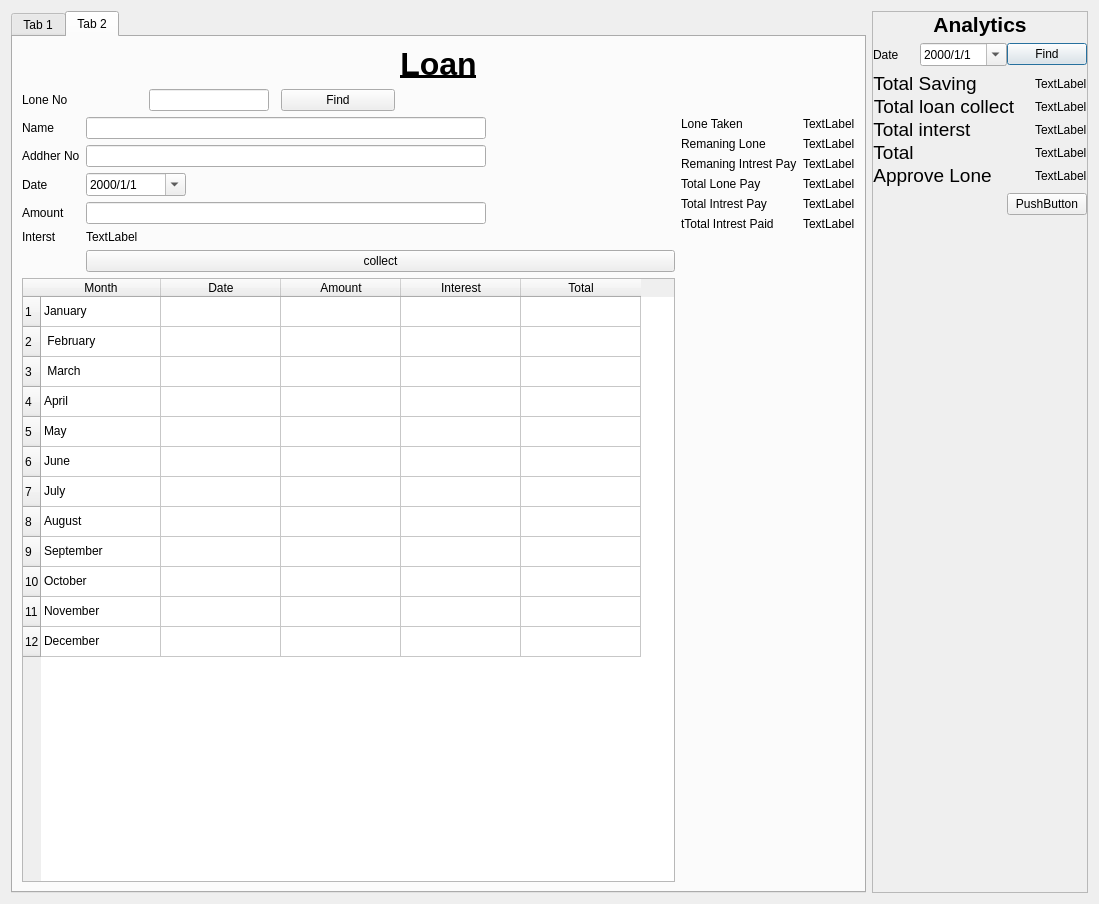
First picture: the form in savingLone.ui, repository nachiket624/GTFC-Desktop-Application, before the edit.
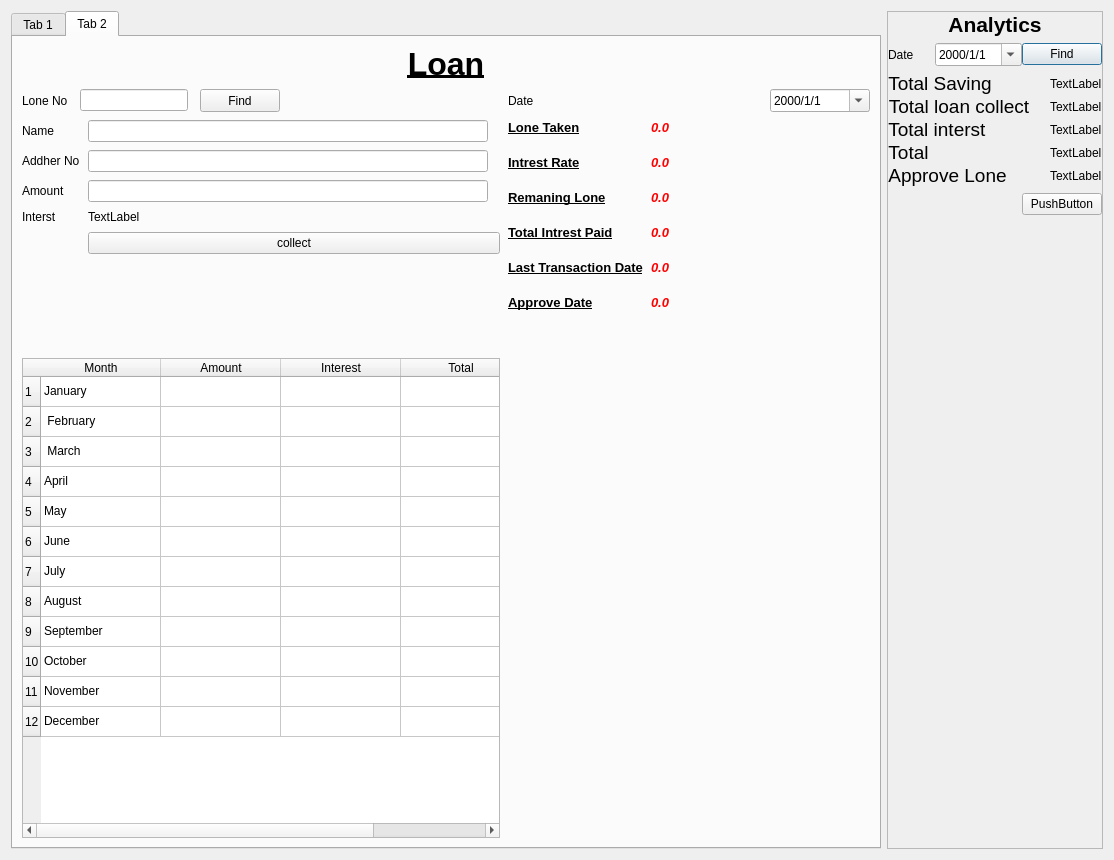
Second picture: the form after the edit. The open tabs and pages were chosen to show the change.

Commit message: Added Invoice printing feature to lone collection

```diff
--- a/savingLone.ui
+++ b/savingLone.ui
@@ -6,8 +6,8 @@
    <rect>
     <x>0</x>
     <y>0</y>
-    <width>1099</width>
-    <height>904</height>
+    <width>1114</width>
+    <height>860</height>
    </rect>
   </property>
   <property name="windowTitle">
@@ -457,13 +457,16 @@
          </item>
          <item row="1" column="0">
           <layout class="QGridLayout" name="gridLayout_9">
+           <property name="spacing">
+            <number>8</number>
+           </property>
            <item row="0" column="0">
             <layout class="QHBoxLayout" name="horizontalLayout_6">
              <property name="spacing">
               <number>12</number>
              </property>
              <property name="rightMargin">
-              <number>280</number>
+              <number>220</number>
              </property>
              <item>
               <widget class="QLabel" name="label_38">
@@ -496,12 +499,156 @@
                <property name="text">
                 <string>Find</string>
                </property>
+               <property name="checkable">
+                <bool>false</bool>
+               </property>
+               <property name="default">
+                <bool>true</bool>
+               </property>
+               <property name="flat">
+                <bool>false</bool>
+               </property>
               </widget>
              </item>
             </layout>
            </item>
+           <item row="1" column="1">
+            <layout class="QGridLayout" name="gridLayout_12">
+             <item row="0" column="0">
+              <layout class="QFormLayout" name="formLayout_8">
+               <property name="verticalSpacing">
+                <number>20</number>
+               </property>
+               <item row="0" column="0">
+                <widget class="QLabel" name="label_22">
+                 <property name="text">
+                  <string>&lt;html&gt;&lt;head/&gt;&lt;body&gt;&lt;p&gt;&lt;span style=&quot; font-size:10pt; font-weight:600; text-decoration: underline; color:#000000;&quot;&gt;Lone Taken&lt;/span&gt;&lt;/p&gt;&lt;/body&gt;&lt;/html&gt;</string>
+                 </property>
+                </widget>
+               </item>
+               <item row="0" column="1">
+                <widget class="QLabel" name="label_49">
+                 <property name="styleSheet">
+                  <string notr="true">font: 75 10pt &quot;MS Shell Dlg 2&quot;;
+color:rgb(255, 90, 35)</string>
+                 </property>
+                 <property name="text">
+                  <string>&lt;html&gt;&lt;head/&gt;&lt;body&gt;&lt;p&gt;&lt;span style=&quot; font-size:10pt; font-weight:600; font-style:italic; color:#ff0000;&quot;&gt;0.0&lt;/span&gt;&lt;/p&gt;&lt;/body&gt;&lt;/html&gt;</string>
+                 </property>
+                </widget>
+               </item>
+               <item row="1" column="0">
+                <widget class="QLabel" name="label_23">
+                 <property name="text">
+                  <string>&lt;html&gt;&lt;head/&gt;&lt;body&gt;&lt;p&gt;&lt;span style=&quot; font-size:10pt; font-weight:600; text-decoration: underline; color:#000000;&quot;&gt;Intrest Rate&lt;/span&gt;&lt;/p&gt;&lt;/body&gt;&lt;/html&gt;</string>
+                 </property>
+                </widget>
+               </item>
+               <item row="2" column="0">
+                <widget class="QLabel" name="label_44">
+                 <property name="text">
+                  <string>&lt;html&gt;&lt;head/&gt;&lt;body&gt;&lt;p&gt;&lt;span style=&quot; font-size:10pt; font-weight:600; text-decoration: underline;&quot;&gt;Remaning Lone&lt;/span&gt;&lt;/p&gt;&lt;/body&gt;&lt;/html&gt;</string>
+                 </property>
+                </widget>
+               </item>
+               <item row="2" column="1">
+                <widget class="QLabel" name="label_50">
+                 <property name="styleSheet">
+                  <string notr="true">font: 75 10pt &quot;MS Shell Dlg 2&quot;;
+color:rgb(255, 90, 35)</string>
+                 </property>
+                 <property name="text">
+                  <string>&lt;html&gt;&lt;head/&gt;&lt;body&gt;&lt;p&gt;&lt;span style=&quot; font-size:10pt; font-weight:600; font-style:italic; color:#ff0000;&quot;&gt;0.0&lt;/span&gt;&lt;/p&gt;&lt;/body&gt;&lt;/html&gt;</string>
+                 </property>
+                </widget>
+               </item>
+               <item row="3" column="0">
+                <widget class="QLabel" name="label_48">
+                 <property name="text">
+                  <string>&lt;html&gt;&lt;head/&gt;&lt;body&gt;&lt;p&gt;&lt;span style=&quot; font-size:10pt; font-weight:600; text-decoration: underline;&quot;&gt;Total Intrest Paid&lt;/span&gt;&lt;/p&gt;&lt;/body&gt;&lt;/html&gt;</string>
+                 </property>
+                </widget>
+               </item>
+               <item row="3" column="1">
+                <widget class="QLabel" name="label_54">
+                 <property name="styleSheet">
+                  <string notr="true">font: 75 10pt &quot;MS Shell Dlg 2&quot;;
+color:rgb(255, 90, 35)</string>
+                 </property>
+                 <property name="text">
+                  <string>&lt;html&gt;&lt;head/&gt;&lt;body&gt;&lt;p&gt;&lt;span style=&quot; font-size:10pt; font-weight:600; font-style:italic; color:#ff0000;&quot;&gt;0.0&lt;/span&gt;&lt;/p&gt;&lt;/body&gt;&lt;/html&gt;</string>
+                 </property>
+                </widget>
+               </item>
+               <item row="4" column="0">
+                <widget class="QLabel" name="label_51">
+                 <property name="text">
+                  <string>&lt;html&gt;&lt;head/&gt;&lt;body&gt;&lt;p&gt;&lt;span style=&quot; font-size:10pt; font-weight:600; text-decoration: underline;&quot;&gt;Last Transaction Date&lt;/span&gt;&lt;/p&gt;&lt;/body&gt;&lt;/html&gt;</string>
+                 </property>
+                </widget>
+               </item>
+               <item row="4" column="1">
+                <widget class="QLabel" name="label_56">
+                 <property name="styleSheet">
+                  <string notr="true">font: 75 10pt &quot;MS Shell Dlg 2&quot;;
+color:rgb(255, 90, 35)</string>
+                 </property>
+                 <property name="text">
+                  <string>&lt;html&gt;&lt;head/&gt;&lt;body&gt;&lt;p&gt;&lt;span style=&quot; font-size:10pt; font-weight:600; font-style:italic; color:#ff0000;&quot;&gt;0.0&lt;/span&gt;&lt;/p&gt;&lt;/body&gt;&lt;/html&gt;</string>
+                 </property>
+                </widget>
+               </item>
+               <item row="5" column="0">
+                <widget class="QLabel" name="label_52">
+                 <property name="text">
+                  <string>&lt;html&gt;&lt;head/&gt;&lt;body&gt;&lt;p&gt;&lt;span style=&quot; font-size:10pt; font-weight:600; text-decoration: underline;&quot;&gt;Approve Date&lt;/span&gt;&lt;/p&gt;&lt;/body&gt;&lt;/html&gt;</string>
+                 </property>
+                </widget>
+               </item>
+               <item row="5" column="1">
+                <widget class="QLabel" name="label_57">
+                 <property name="styleSheet">
+                  <string notr="true">font: 75 10pt &quot;MS Shell Dlg 2&quot;;
+color:rgb(255, 90, 35)</string>
+                 </property>
+                 <property name="text">
+                  <string>&lt;html&gt;&lt;head/&gt;&lt;body&gt;&lt;p&gt;&lt;span style=&quot; font-size:10pt; font-weight:600; font-style:italic; color:#ff0000;&quot;&gt;0.0&lt;/span&gt;&lt;/p&gt;&lt;/body&gt;&lt;/html&gt;</string>
+                 </property>
+                </widget>
+               </item>
+               <item row="6" column="0">
+                <spacer name="horizontalSpacer_3">
+                 <property name="orientation">
+                  <enum>Qt::Horizontal</enum>
+                 </property>
+                 <property name="sizeHint" stdset="0">
+                  <size>
+                   <width>40</width>
+                   <height>20</height>
+                  </size>
+                 </property>
+                </spacer>
+               </item>
+               <item row="1" column="1">
+                <widget class="QLabel" name="label_53">
+                 <property name="styleSheet">
+                  <string notr="true">font: 75 10pt &quot;MS Shell Dlg 2&quot;;
+color:rgb(255, 90, 35)</string>
+                 </property>
+                 <property name="text">
+                  <string>&lt;html&gt;&lt;head/&gt;&lt;body&gt;&lt;p&gt;&lt;span style=&quot; font-size:10pt; font-weight:600; font-style:italic; color:#ff0000;&quot;&gt;0.0&lt;/span&gt;&lt;/p&gt;&lt;/body&gt;&lt;/html&gt;</string>
+                 </property>
+                </widget>
+               </item>
+              </layout>
+             </item>
+            </layout>
+           </item>
            <item row="2" column="0">
             <layout class="QGridLayout" name="gridLayout_11">
+             <property name="spacing">
+              <number>0</number>
+             </property>
              <item row="0" column="0">
               <widget class="QTableWidget" name="tableWidget_2">
                <property name="minimumSize">
@@ -539,11 +686,6 @@
                  <string>Month</string>
                 </property>
                </column>
-               <column>
-                <property name="text">
-                 <string>Date</string>
-                </property>
-               </column>
                <column>
                 <property name="text">
                  <string>Amount</string>
@@ -623,98 +765,6 @@
              </item>
             </layout>
            </item>
-           <item row="1" column="1">
-            <layout class="QGridLayout" name="gridLayout_12">
-             <item row="0" column="0">
-              <layout class="QFormLayout" name="formLayout_8">
-               <item row="0" column="0">
-                <widget class="QLabel" name="label_22">
-                 <property name="text">
-                  <string>Lone Taken</string>
-                 </property>
-                </widget>
-               </item>
-               <item row="1" column="0">
-                <widget class="QLabel" name="label_44">
-                 <property name="text">
-                  <string>Remaning Lone</string>
-                 </property>
-                </widget>
-               </item>
-               <item row="3" column="0">
-                <widget class="QLabel" name="label_45">
-                 <property name="text">
-                  <string>Total Lone Pay</string>
-                 </property>
-                </widget>
-               </item>
-               <item row="4" column="0">
-                <widget class="QLabel" name="label_46">
-                 <property name="text">
-                  <string>Total Intrest Pay</string>
-                 </property>
-                </widget>
-               </item>
-               <item row="5" column="0">
-                <widget class="QLabel" name="label_47">
-                 <property name="text">
-                  <string>tTotal Intrest Paid</string>
-                 </property>
-                </widget>
-               </item>
-               <item row="2" column="0">
-                <widget class="QLabel" name="label_48">
-                 <property name="text">
-                  <string>Remaning Intrest Pay</string>
-                 </property>
-                </widget>
-               </item>
-               <item row="0" column="1">
-                <widget class="QLabel" name="label_49">
-                 <property name="text">
-                  <string>TextLabel</string>
-                 </property>
-                </widget>
-               </item>
-               <item row="1" column="1">
-                <widget class="QLabel" name="label_50">
-                 <property name="text">
-                  <string>TextLabel</string>
-                 </property>
-                </widget>
-               </item>
-               <item row="4" column="1">
-                <widget class="QLabel" name="label_51">
-                 <property name="text">
-                  <string>TextLabel</string>
-                 </property>
-                </widget>
-               </item>
-               <item row="5" column="1">
-                <widget class="QLabel" name="label_52">
-                 <property name="text">
-                  <string>TextLabel</string>
-                 </property>
-                </widget>
-               </item>
-               <item row="3" column="1">
-                <widget class="QLabel" name="label_53">
-                 <property name="text">
-                  <string>TextLabel</string>
-                 </property>
-                </widget>
-               </item>
-               <item row="2" column="1">
-                <widget class="QLabel" name="label_54">
-                 <property name="text">
-                  <string>TextLabel</string>
-                 </property>
-                </widget>
-               </item>
-              </layout>
-             </item>
-            </layout>
-           </item>
            <item row="1" column="0">
             <layout class="QFormLayout" name="formLayout_7">
              <item row="0" column="0">
@@ -758,36 +808,13 @@
               </widget>
              </item>
              <item row="2" column="0">
-              <widget class="QLabel" name="label_41">
-               <property name="text">
-                <string>Date</string>
-               </property>
-              </widget>
-             </item>
-             <item row="2" column="1">
-              <widget class="QDateEdit" name="collect_date_2">
-               <property name="maximumSize">
-                <size>
-                 <width>100</width>
-                 <height>16777215</height>
-                </size>
-               </property>
-               <property name="displayFormat">
-                <string>yyyy/M/d</string>
-               </property>
-               <property name="calendarPopup">
-                <bool>true</bool>
-               </property>
-              </widget>
-             </item>
-             <item row="3" column="0">
               <widget class="QLabel" name="label_42">
                <property name="text">
                 <string>Amount</string>
                </property>
               </widget>
              </item>
-             <item row="3" column="1">
+             <item row="2" column="1">
               <widget class="QLineEdit" name="collect_ammount_2">
                <property name="maximumSize">
                 <size>
@@ -797,28 +824,61 @@
                </property>
               </widget>
              </item>
-             <item row="4" column="0">
+             <item row="3" column="0">
               <widget class="QLabel" name="label_43">
                <property name="text">
                 <string>Interst</string>
                </property>
               </widget>
              </item>
-             <item row="5" column="1">
+             <item row="3" column="1">
+              <widget class="QLabel" name="label_55">
+               <property name="text">
+                <string>TextLabel</string>
+               </property>
+              </widget>
+             </item>
+             <item row="4" column="1">
               <layout class="QGridLayout" name="gridLayout_10">
                <item row="0" column="0">
                 <widget class="QPushButton" name="collect_lone_btn_2">
                  <property name="text">
                   <string>collect</string>
                  </property>
+                 <property name="default">
+                  <bool>false</bool>
+                 </property>
                 </widget>
                </item>
               </layout>
              </item>
-             <item row="4" column="1">
-              <widget class="QLabel" name="label_55">
+            </layout>
+           </item>
+           <item row="0" column="1">
+            <layout class="QHBoxLayout" name="horizontalLayout_14">
+             <item>
+              <widget class="QLabel" name="label_41">
+               <property name="styleSheet">
+                <string notr="true">font: 87 10pt &quot;Arial Black&quot;;</string>
+               </property>
                <property name="text">
-                <string>TextLabel</string>
+                <string>Date</string>
+               </property>
+              </widget>
+             </item>
+             <item>
+              <widget class="QDateEdit" name="collect_date_2">
+               <property name="maximumSize">
+                <size>
+                 <width>100</width>
+                 <height>16777215</height>
+                </size>
+               </property>
+               <property name="displayFormat">
+                <string>yyyy/M/d</string>
+               </property>
+               <property name="calendarPopup">
+                <bool>true</bool>
                </property>
               </widget>
              </item>
```
Left out of the diff: 97 changed lines with no effect on the pictures. The commit also changes 14 other files.
